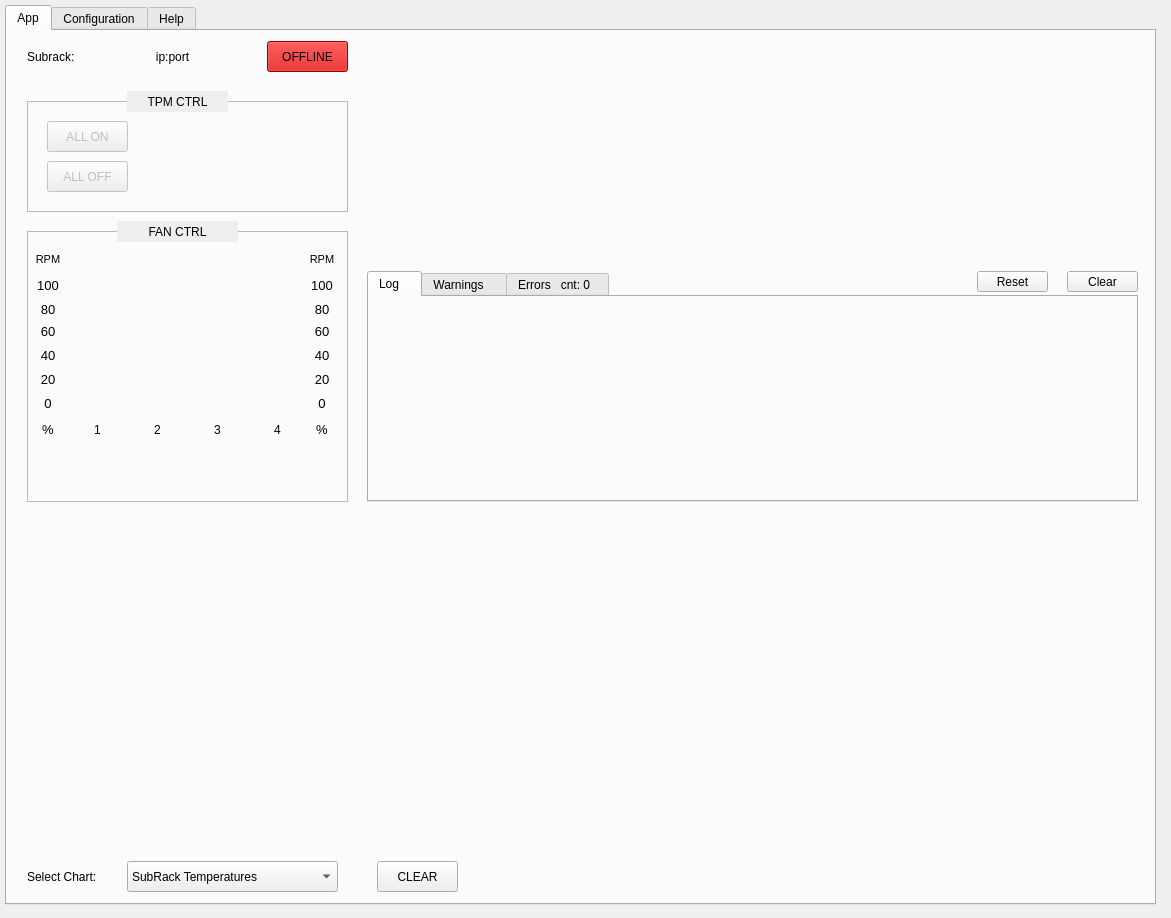
amattana/skalab, file skalab_subrack.ui: the form before one commit.
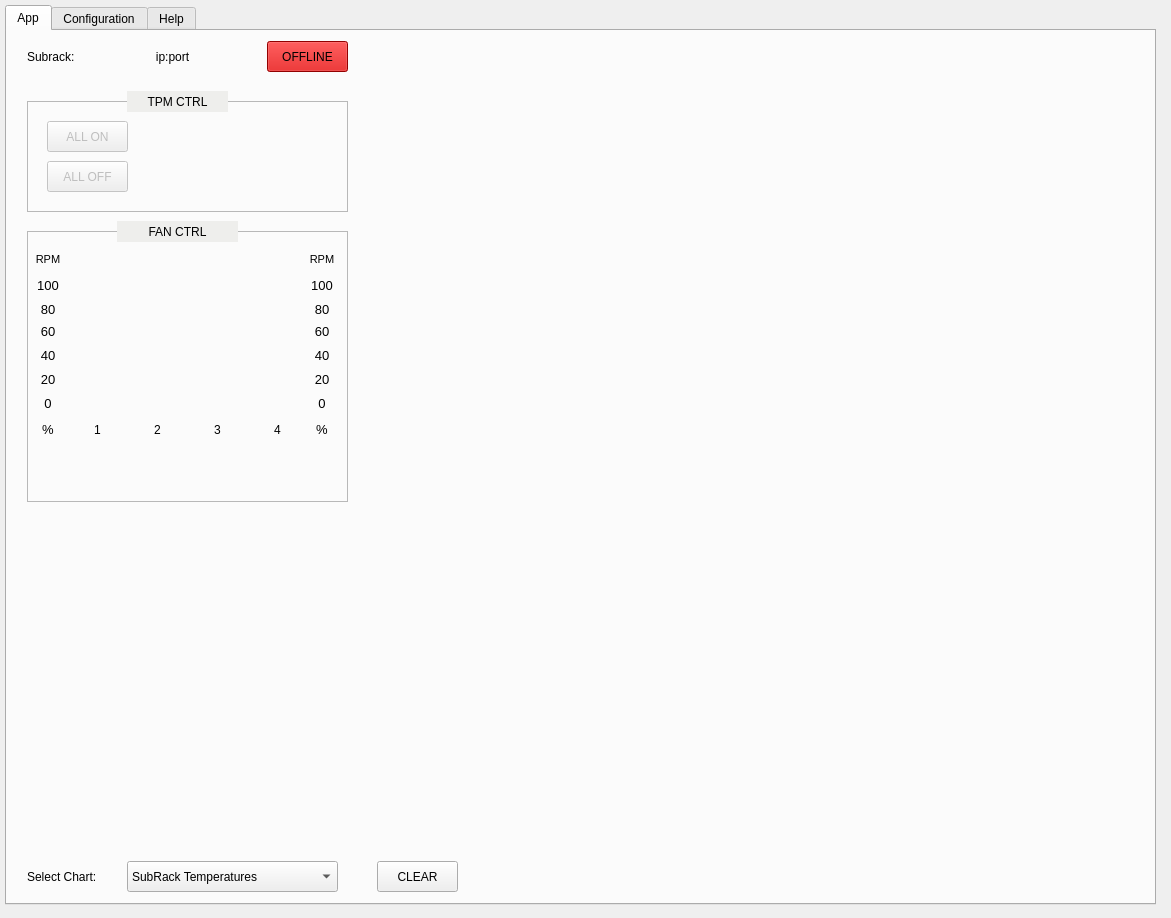
The form after the commit.

Patch:
```diff
--- a/skalab_subrack.ui
+++ b/skalab_subrack.ui
@@ -132,59 +132,6 @@
       </rect>
      </property>
     </widget>
-    <widget class="QWidget" name="qw_messages" native="true">
-     <property name="geometry">
-      <rect>
-       <x>350</x>
-       <y>240</y>
-       <width>791</width>
-       <height>231</height>
-      </rect>
-     </property>
-     <widget class="QTabWidget" name="qtabLog">
-      <property name="geometry">
-       <rect>
-        <x>10</x>
-        <y>0</y>
-        <width>771</width>
-        <height>231</height>
-       </rect>
-      </property>
-      <property name="font">
-       <font>
-        <weight>50</weight>
-        <bold>false</bold>
-       </font>
-      </property>
-      <property name="autoFillBackground">
-       <bool>false</bool>
-      </property>
-      <property name="styleSheet">
-       <string notr="true"/>
-      </property>
-      <property name="currentIndex">
-       <number>0</number>
-      </property>
-      <widget class="QWidget" name="tabLog">
-       <property name="styleSheet">
-        <string notr="true"/>
-       </property>
-       <attribute name="title">
-        <string>Log   </string>
-       </attribute>
-      </widget>
-      <widget class="QWidget" name="tabWarning">
-       <attribute name="title">
-        <string>Warnings   </string>
-       </attribute>
-      </widget>
-      <widget class="QWidget" name="tabError">
-       <attribute name="title">
-        <string>Errors   cnt: 0  </string>
-       </attribute>
-      </widget>
-     </widget>
-    </widget>
     <widget class="QPushButton" name="qbutton_connect">
      <property name="geometry">
       <rect>
@@ -958,50 +905,6 @@
       <set>Qt::AlignCenter</set>
      </property>
     </widget>
-    <widget class="QPushButton" name="qbutton_clear_log">
-     <property name="geometry">
-      <rect>
-       <x>1060</x>
-       <y>240</y>
-       <width>71</width>
-       <height>21</height>
-      </rect>
-     </property>
-     <property name="toolTip">
-      <string extracomment="Clear Text on the Current Tab">Clear Text on the Current Tab</string>
-     </property>
-     <property name="statusTip">
-      <string/>
-     </property>
-     <property name="whatsThis">
-      <string/>
-     </property>
-     <property name="text">
-      <string>Clear</string>
-     </property>
-    </widget>
-    <widget class="QPushButton" name="qbutton_reset_error_cnt">
-     <property name="geometry">
-      <rect>
-       <x>970</x>
-       <y>240</y>
-       <width>71</width>
-       <height>21</height>
-      </rect>
-     </property>
-     <property name="toolTip">
-      <string>Reset Error Counter</string>
-     </property>
-     <property name="toolTipDuration">
-      <number>-1</number>
-     </property>
-     <property name="statusTip">
-      <string/>
-     </property>
-     <property name="text">
-      <string>Reset</string>
-     </property>
-    </widget>
     <zorder>qlabel_message</zorder>
     <zorder>qcombo_chart</zorder>
     <zorder>qplot_chart_tpm</zorder>
```
Left out of the diff: 3 changed lines with no effect on the pictures.
